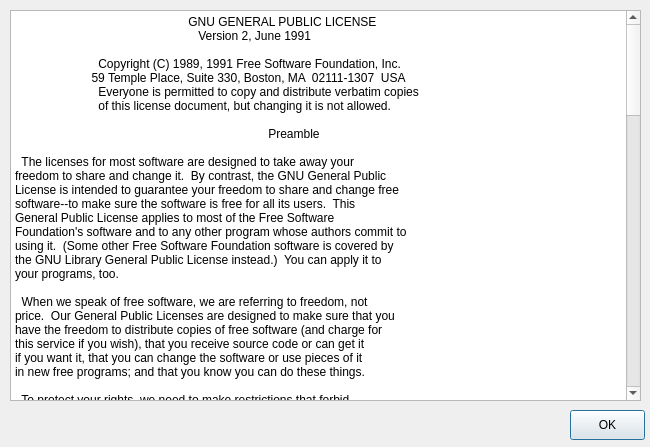
BackupTheBerlios/first4-svn, file trunk/ui/aboutfrm.ui: the form before one commit.
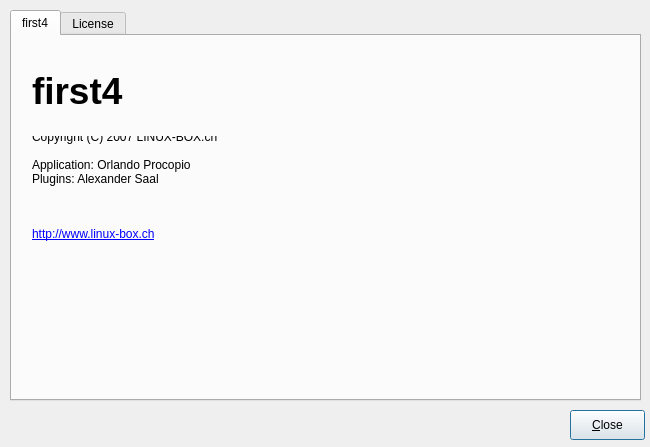
The form after the commit.

Commit message: - Spaltenbreite im Adressbuchfenster und im selstockfrm werden gespeichert - Auftragsmodul weiterentwickelt - Splashscreen ersetzt - About angepasst

```diff
--- a/trunk/ui/aboutfrm.ui
+++ b/trunk/ui/aboutfrm.ui
@@ -12,7 +12,20 @@
   <property name="windowTitle" >
    <string>About first4...</string>
   </property>
-  <widget class="QTextEdit" name="textEdit" >
+  <widget class="QPushButton" name="okButton" >
+   <property name="geometry" >
+    <rect>
+     <x>570</x>
+     <y>410</y>
+     <width>75</width>
+     <height>30</height>
+    </rect>
+   </property>
+   <property name="text" >
+    <string>&amp;Close</string>
+   </property>
+  </widget>
+  <widget class="QTabWidget" name="License" >
    <property name="geometry" >
     <rect>
      <x>10</x>
@@ -21,8 +34,79 @@
      <height>391</height>
     </rect>
    </property>
-   <property name="html" >
-    <string>&lt;html>&lt;head>&lt;meta name="qrichtext" content="1" />&lt;style type="text/css">
+   <property name="currentIndex" >
+    <number>0</number>
+   </property>
+   <widget class="QWidget" name="first4" >
+    <attribute name="title" >
+     <string>first4</string>
+    </attribute>
+    <widget class="QLabel" name="label_2" >
+     <property name="geometry" >
+      <rect>
+       <x>20</x>
+       <y>100</y>
+       <width>591</width>
+       <height>71</height>
+      </rect>
+     </property>
+     <property name="text" >
+      <string>Copyright (C) 2007 LINUX-BOX.ch
+
+Application: Orlando Procopio
+Plugins: Alexander Saal
+
+</string>
+     </property>
+    </widget>
+    <widget class="QLabel" name="label" >
+     <property name="geometry" >
+      <rect>
+       <x>20</x>
+       <y>30</y>
+       <width>221</width>
+       <height>51</height>
+      </rect>
+     </property>
+     <property name="text" >
+      <string>&lt;html>&lt;head>&lt;meta name="qrichtext" content="1" />&lt;style type="text/css">
+p, li { white-space: pre-wrap; }
+&lt;/style>&lt;/head>&lt;body style=" font-family:'Sans Serif'; font-size:9pt; font-weight:400; font-style:normal; text-decoration:none;">
+&lt;p style=" margin-top:0px; margin-bottom:0px; margin-left:0px; margin-right:0px; -qt-block-indent:0; text-indent:0px;">&lt;span style=" font-size:28pt; font-weight:600;">first4&lt;/span>&lt;/p>&lt;/body>&lt;/html></string>
+     </property>
+    </widget>
+    <widget class="QLabel" name="label_3" >
+     <property name="geometry" >
+      <rect>
+       <x>20</x>
+       <y>190</y>
+       <width>201</width>
+       <height>17</height>
+      </rect>
+     </property>
+     <property name="text" >
+      <string>&lt;a href=http://www.linux-box.ch>http://www.linux-box.ch&lt;/a></string>
+     </property>
+     <property name="openExternalLinks" >
+      <bool>true</bool>
+     </property>
+    </widget>
+   </widget>
+   <widget class="QWidget" name="tab_2" >
+    <attribute name="title" >
+     <string>License</string>
+    </attribute>
+    <widget class="QTextEdit" name="textEdit" >
+     <property name="geometry" >
+      <rect>
+       <x>10</x>
+       <y>10</y>
+       <width>611</width>
+       <height>351</height>
+      </rect>
+     </property>
+     <property name="html" >
+      <string>&lt;html>&lt;head>&lt;meta name="qrichtext" content="1" />&lt;style type="text/css">
 p, li { white-space: pre-wrap; }
 &lt;/style>&lt;/head>&lt;body style=" font-family:'Sans Serif'; font-size:9pt; font-weight:400; font-style:normal; text-decoration:none;">
 &lt;p style=" margin-top:0px; margin-bottom:0px; margin-left:0px; margin-right:0px; -qt-block-indent:0; text-indent:0px;">		    GNU GENERAL PUBLIC LICENSE&lt;/p>
@@ -366,20 +450,9 @@
 &lt;p style=" margin-top:0px; margin-bottom:0px; margin-left:0px; margin-right:0px; -qt-block-indent:0; text-indent:0px;">library.  If this is what you want to do, use the GNU Library General&lt;/p>
 &lt;p style=" margin-top:0px; margin-bottom:0px; margin-left:0px; margin-right:0px; -qt-block-indent:0; text-indent:0px;">Public License instead of this License.&lt;/p>
 &lt;p style="-qt-paragraph-type:empty; margin-top:0px; margin-bottom:0px; margin-left:0px; margin-right:0px; -qt-block-indent:0; text-indent:0px;">&lt;/p>&lt;/body>&lt;/html></string>
-   </property>
-  </widget>
-  <widget class="QPushButton" name="okButton" >
-   <property name="geometry" >
-    <rect>
-     <x>570</x>
-     <y>410</y>
-     <width>75</width>
-     <height>30</height>
-    </rect>
-   </property>
-   <property name="text" >
-    <string>OK</string>
-   </property>
+     </property>
+    </widget>
+   </widget>
   </widget>
  </widget>
  <resources/>
```
